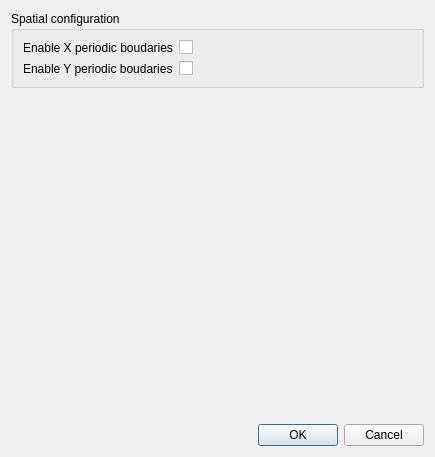
The window that moldyn/ui/qt/edit_model.ui (open-moldyn/moldyn) describes before a commit, drawn with Qt 5.
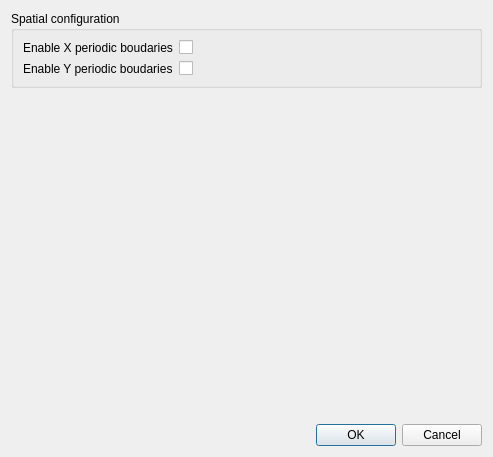
The same window after the commit.

Commit message: préparation ui configuration des forces extérieures

Diff of the .ui file:
```diff
--- a/moldyn/ui/qt/edit_model.ui
+++ b/moldyn/ui/qt/edit_model.ui
@@ -6,7 +6,7 @@
    <rect>
     <x>0</x>
     <y>0</y>
-    <width>435</width>
+    <width>493</width>
     <height>457</height>
    </rect>
   </property>
```
The commit also changes 6 other files.
